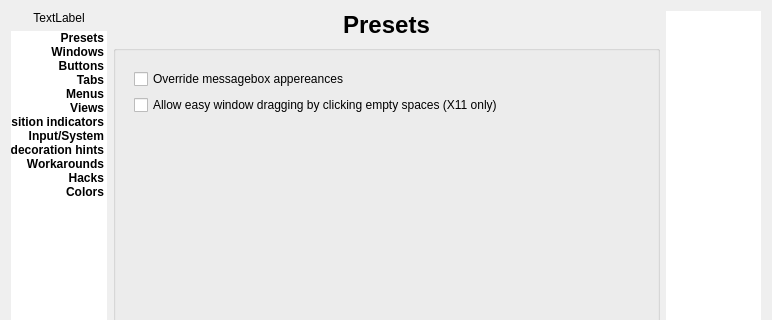
Old version of the form config/config.ui in the repository deiv/bespin-pkg; both pictures show x 0 to 772 and y 0 to 320 of the 772 by 525 pixel window.
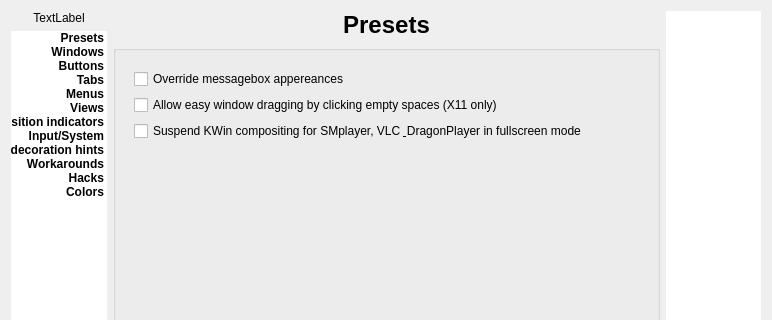
New version of the form. The open tabs and pages were chosen to show the change.

Commit message: forgot to add config ui item for dynamic compositing suspension..., also forgot to contact smplayer & vlc authors ...

```diff
--- a/config/config.ui
+++ b/config/config.ui
@@ -3247,6 +3247,13 @@
             </property>
            </spacer>
           </item>
+          <item row="3" column="0">
+           <widget class="QCheckBox" name="suspendFsVideoCompositing">
+            <property name="text">
+             <string>Suspend KWin compositing for SMplayer, VLC &amp; DragonPlayer in fullscreen mode</string>
+            </property>
+           </widget>
+          </item>
          </layout>
         </widget>
         <widget class="QWidget" name="Colors">
```
Left out of the diff: 14 changed lines with no effect on the pictures. The commit also changes 1 other file.
